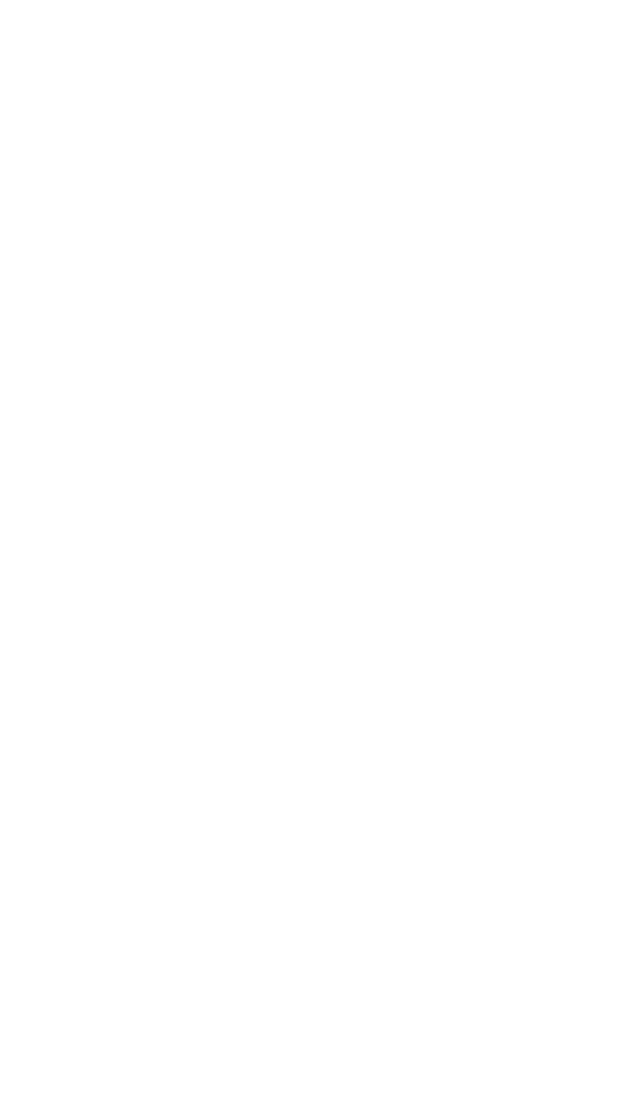
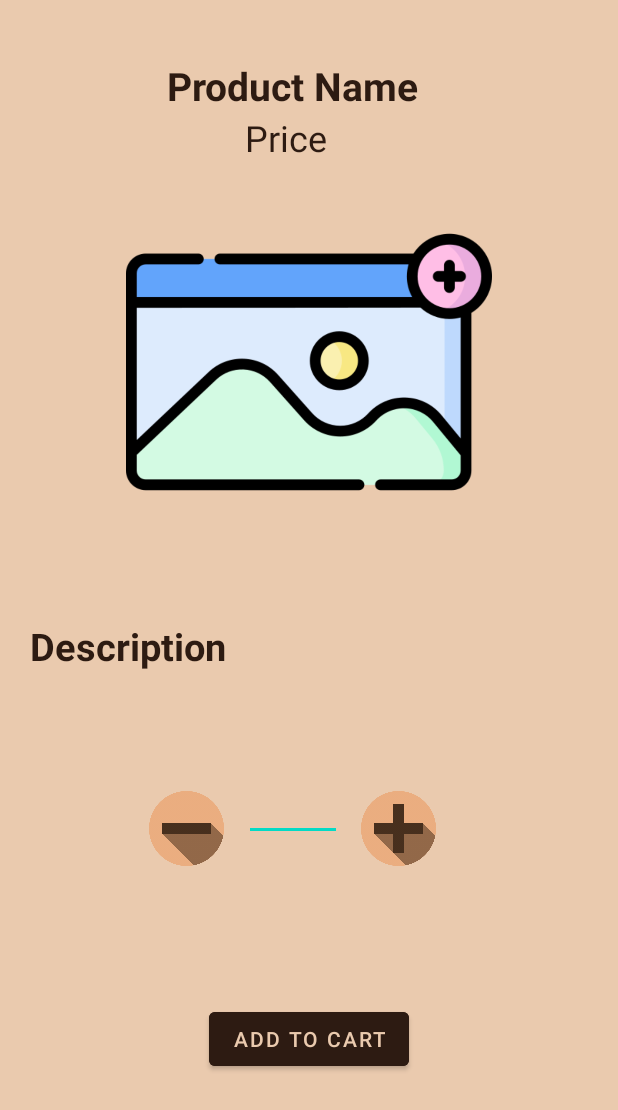
Before and after one commit to nursakinah24/EveryCoffee, an Android app: the DetailProduct screen opened directly, with no data from a screen before it, on a phone screen of 412 x 824 dp. Before the commit the part shown is empty. Shown: the top 1110 px of the screen. Run offline under Robolectric (Android 15) with nearby library versions, the light colour scheme and no system bars; our stand-ins replace Firebase (no records; nobody signed in at launch, a user with empty details on screens opened directly).

Commit message:
Update Detail Product

```diff
--- a/app/src/main/java/com/example/everycoffee/DetailProduct.java
+++ b/app/src/main/java/com/example/everycoffee/DetailProduct.java
@@ -1,14 +1,96 @@
 package com.example.everycoffee;
 
+import androidx.annotation.NonNull;
 import androidx.appcompat.app.AppCompatActivity;
 
+import android.content.Intent;
 import android.os.Bundle;
+import android.view.View;
+import android.widget.Button;
+import android.widget.EditText;
+import android.widget.ImageView;
+import android.widget.TextView;
+import android.widget.Toast;
+
+import com.google.android.gms.tasks.OnCompleteListener;
+import com.google.android.gms.tasks.Task;
+import com.google.firebase.database.DatabaseReference;
+import com.google.firebase.database.FirebaseDatabase;
+
+import java.text.SimpleDateFormat;
+import java.util.Calendar;
+import java.util.HashMap;
 
 public class DetailProduct extends AppCompatActivity {
-
+    private Button addToCartBtn;
+    private ImageView product_Image, plusQty, minQty;
+    private EditText edNumber;
+    private TextView productPriceDetail, productDescriptionDetail, productNameDetail;
+    private String productID = "", state = "Normal";
     @Override
     protected void onCreate(Bundle savedInstanceState) {
         super.onCreate(savedInstanceState);
-        setContentView(R.layout.activity_detail_product);
+        setContentView(R.layout.content_detail_product);
+
+        productID = getIntent().getStringExtra("pid");
+        plusQty = findViewById(R.id.plus_button);
+        minQty = findViewById(R.id.minus_button);
+        product_Image = findViewById(R.id.product_detail_image);
+        productPriceDetail= findViewById(R.id.product_detail_price);
+        productNameDetail = findViewById(R.id.product_detail_name);
+        productDescriptionDetail = findViewById(R.id.product_detail_desc);
+        edNumber = findViewById(R.id.editTextNumber);
+        addToCartBtn = findViewById(R.id.add_cart_button);
+
+        getProductDetail(productID);
+
+        addToCartBtn.setOnClickListener(new View.OnClickListener() {
+            @Override
+            public void onClick(View v) {addingToCartList();
+            }
+        });
+    }
+    private void addingToCartList() {
+        String saveCurrentTime, saveCurrentDate;
+        Calendar calForDate = Calendar.getInstance();
+        SimpleDateFormat currentDate = new SimpleDateFormat("MMM dd, yyyy");
+        saveCurrentDate = currentDate.format(calForDate.getTime());
+        SimpleDateFormat currentTime = new SimpleDateFormat("HH:mm:ss a");
+        saveCurrentTime = currentTime.format(calForDate.getTime());
+
+        final DatabaseReference cartListRef= FirebaseDatabase.getInstance().getReference().child("cart list");
+        final HashMap<String, Object> cartMap = new HashMap<>();
+        cartMap.put("pid",productID);
+        cartMap.put("productName", productNameDetail.getText().toString());
+        cartMap.put("price", productPriceDetail.getText().toString());
+        cartMap.put("date", saveCurrentDate);
+        cartMap.put("time", saveCurrentTime);
+        cartMap.put("discount", "");
+        cartListRef.child("User View").child("phone")
+                .child("Product").child(productID)
+                .updateChildren(cartMap)
+                .addOnCompleteListener(new OnCompleteListener<Void>() {
+                    @Override
+                    public void onComplete(@NonNull Task<Void> task) {
+                        if(task.isSuccessful()){
+                            cartListRef.child("Admin View").child("phone)")
+                                    .child("Product").child(productID)
+                                    .updateChildren(cartMap)
+                                    .addOnCompleteListener(new OnCompleteListener<Void>() {
+                                        @Override
+                                        public void onComplete(@NonNull Task<Void> task) {
+                                            if(task.isSuccessful()){
+                                                Toast.makeText(DetailProduct.this, "Added to cart list", Toast.LENGTH_SHORT).show();
+                                                Intent intent = new Intent(DetailProduct.this, UserHome.class);
+                                                startActivity(intent);
+                                            }
+                                        }
+                                    });
+                        }
+                    }
+                });
+    }
+
+    private void getProductDetail(String productID) {
     }
 }
--- a/app/src/main/res/layout/content_detail_product.xml
+++ b/app/src/main/res/layout/content_detail_product.xml
@@ -9,18 +9,18 @@
 
 
     <ImageView
-        android:id="@+id/imageView2"
+        android:id="@+id/product_detail_image"
         android:layout_width="372dp"
         android:layout_height="244dp"
         app:layout_constraintBottom_toBottomOf="parent"
         app:layout_constraintEnd_toEndOf="parent"
         app:layout_constraintStart_toStartOf="parent"
-        app:layout_constraintTop_toBottomOf="@+id/textView13"
+        app:layout_constraintTop_toBottomOf="@+id/product_detail_price"
         app:layout_constraintVertical_bias="0.00999999"
         app:srcCompat="@drawable/image" />
 
     <TextView
-        android:id="@+id/textView11"
+        android:id="@+id/product_detail_name"
         android:layout_width="189dp"
         android:layout_height="36dp"
         android:text="Product Name"
@@ -34,20 +34,20 @@
         app:layout_constraintVertical_bias="0.05" />
 
     <TextView
-        android:id="@+id/textView13"
+        android:id="@+id/product_detail_price"
         android:layout_width="85dp"
         android:layout_height="39dp"
         android:text="Price"
         android:textColor="@color/chocolate"
         android:textSize="24sp"
         app:layout_constraintBottom_toBottomOf="parent"
-        app:layout_constraintEnd_toEndOf="@+id/textView11"
-        app:layout_constraintStart_toStartOf="@+id/textView11"
-        app:layout_constraintTop_toBottomOf="@+id/textView11"
+        app:layout_constraintEnd_toEndOf="@+id/product_detail_name"
+        app:layout_constraintStart_toStartOf="@+id/product_detail_name"
+        app:layout_constraintTop_toBottomOf="@+id/product_detail_name"
         app:layout_constraintVertical_bias="0.0" />
 
     <TextView
-        android:id="@+id/textView15"
+        android:id="@+id/product_detail_desc"
         android:layout_width="wrap_content"
         android:layout_height="wrap_content"
         android:text="Description"
@@ -58,7 +58,7 @@
         app:layout_constraintEnd_toEndOf="parent"
         app:layout_constraintHorizontal_bias="0.07"
         app:layout_constraintStart_toStartOf="parent"
-        app:layout_constraintTop_toBottomOf="@+id/imageView2"
+        app:layout_constraintTop_toBottomOf="@+id/product_detail_image"
         app:layout_constraintVertical_bias="0.117" />
 
     <EditText
@@ -72,7 +72,7 @@
         app:layout_constraintBottom_toBottomOf="parent"
         app:layout_constraintEnd_toStartOf="@+id/plus_button"
         app:layout_constraintStart_toEndOf="@+id/minus_button"
-        app:layout_constraintTop_toBottomOf="@+id/textView15"
+        app:layout_constraintTop_toBottomOf="@+id/product_detail_desc"
         app:layout_constraintVertical_bias="0.0" />
 
     <ImageView
@@ -83,7 +83,7 @@
         app:layout_constraintEnd_toEndOf="parent"
         app:layout_constraintHorizontal_bias="0.429"
         app:layout_constraintStart_toEndOf="@+id/minus_button"
-        app:layout_constraintTop_toBottomOf="@+id/textView15"
+        app:layout_constraintTop_toBottomOf="@+id/product_detail_desc"
         app:layout_constraintVertical_bias="0.244"
         app:srcCompat="@drawable/plus" />
 
@@ -95,7 +95,7 @@
         app:layout_constraintEnd_toEndOf="parent"
         app:layout_constraintHorizontal_bias="0.274"
         app:layout_constraintStart_toStartOf="parent"
-        app:layout_constraintTop_toBottomOf="@+id/textView15"
+        app:layout_constraintTop_toBottomOf="@+id/product_detail_desc"
         app:layout_constraintVertical_bias="0.244"
         app:srcCompat="@drawable/minus" />
 
```
